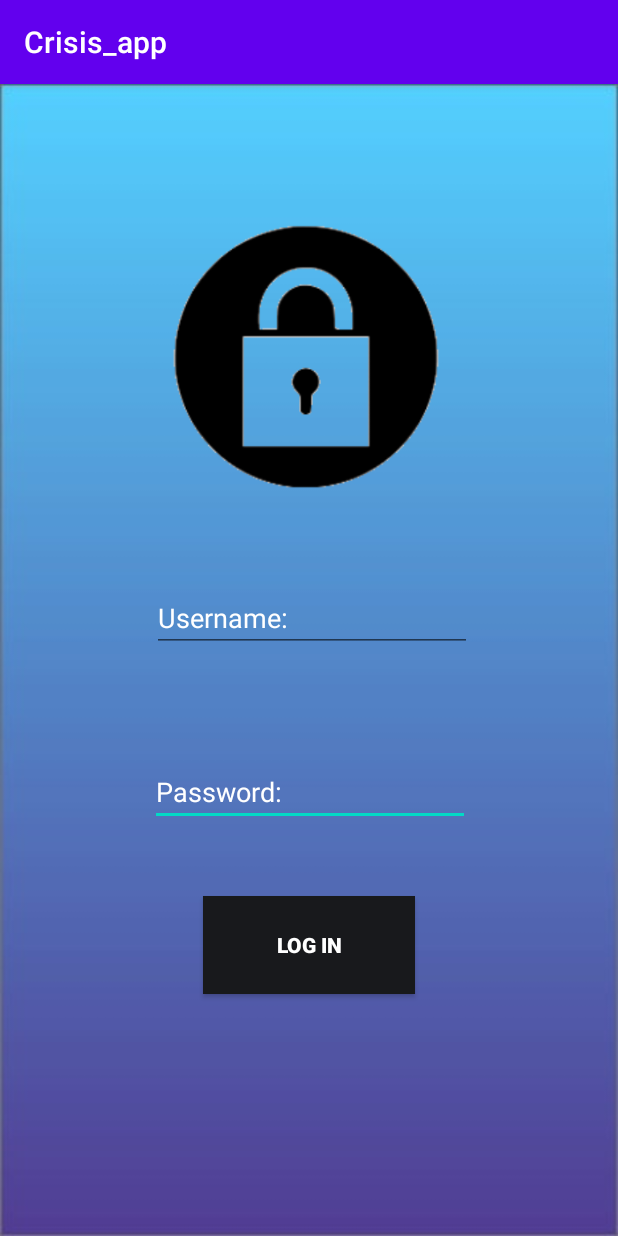
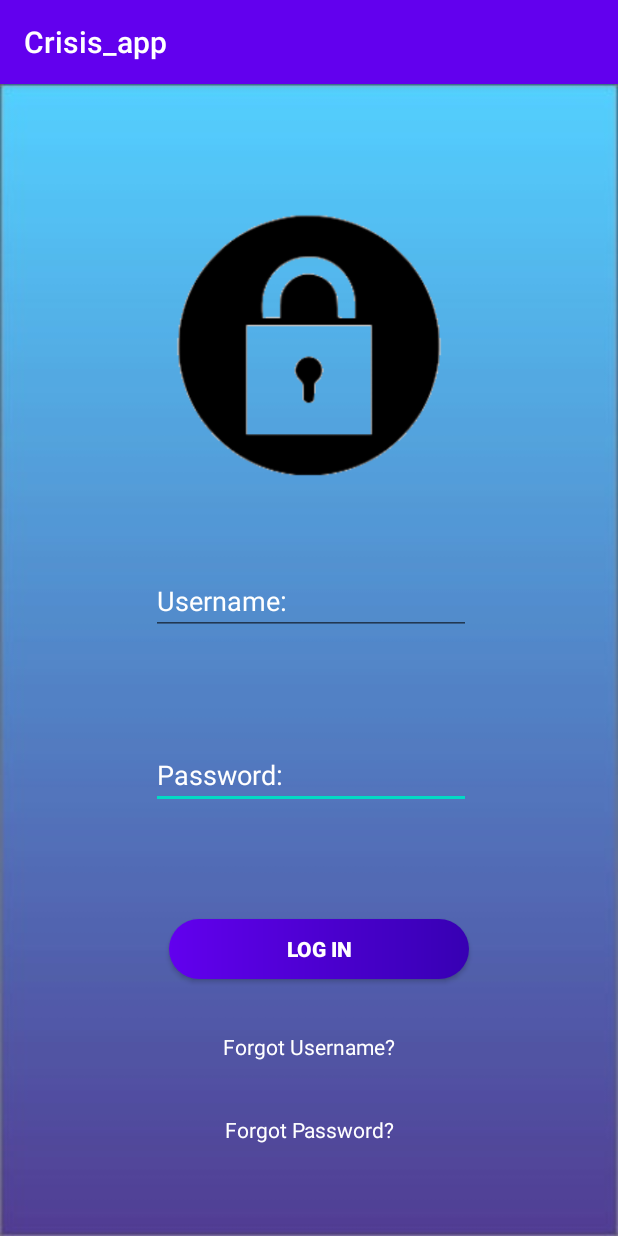
Before and after one commit to Spexon/Crisis_app, an Android app: the screen it shows after launch (MainActivity), on a phone screen of 412 x 824 dp. Run offline under Robolectric (Android 15) with nearby library versions, the phone set to English and light mode, and no system bars.

Commit message:
Test push

```diff
--- /dev/null
+++ b/app/src/main/res/drawable/btn_background.xml
@@ -0,0 +1,13 @@
+<?xml version="1.0" encoding="utf-8"?>
+<shape  xmlns:android="http://schemas.android.com/apk/res/android">
+    <gradient
+        android:startColor="@color/colorPrimary"
+        android:endColor="@color/colorPrimaryDark"
+        />
+    <corners
+        android:bottomLeftRadius="80dp"
+        android:topLeftRadius="80dp"
+        android:bottomRightRadius="80dp"
+        android:topRightRadius="80dp"
+        />
+</shape>
--- a/app/src/main/res/layout/login.xml
+++ b/app/src/main/res/layout/login.xml
@@ -5,6 +5,8 @@
     android:layout_width="match_parent"
     android:layout_height="match_parent"
     android:background="@drawable/rectangle">
+
+
 
     <EditText
         android:id="@+id/editTextTextPassword"
@@ -15,13 +17,14 @@
         android:layout_marginTop="39dp"
         android:layout_marginEnd="101dp"
         android:layout_marginRight="101dp"
-        android:layout_marginBottom="23dp"
+        android:layout_marginBottom="50dp"
         android:ems="10"
         android:hint="Password:"
+        android:inputType="textPassword"
         android:textColorHint="#FFFFFF"
-        android:inputType="textPassword"
         app:layout_constraintBottom_toTopOf="@+id/button3"
         app:layout_constraintEnd_toEndOf="parent"
+        app:layout_constraintHorizontal_bias="0.404"
         app:layout_constraintStart_toStartOf="parent"
         app:layout_constraintTop_toBottomOf="@+id/editTextTextEmailAddress" />
 
@@ -29,8 +32,8 @@
         android:id="@+id/editTextTextEmailAddress"
         android:layout_width="wrap_content"
         android:layout_height="wrap_content"
-        android:layout_marginStart="101dp"
-        android:layout_marginLeft="101dp"
+        android:layout_marginStart="102dp"
+        android:layout_marginLeft="102dp"
         android:layout_marginTop="343dp"
         android:layout_marginEnd="101dp"
         android:layout_marginRight="101dp"
@@ -41,33 +44,35 @@
         android:textColorHint="	#FFFFFF"
         app:layout_constraintBottom_toTopOf="@+id/editTextTextPassword"
         app:layout_constraintEnd_toEndOf="parent"
-        app:layout_constraintHorizontal_bias="0.0"
+        app:layout_constraintHorizontal_bias="0.404"
         app:layout_constraintStart_toStartOf="parent"
         app:layout_constraintTop_toTopOf="parent" />
 
     <Button
         android:id="@+id/button3"
-        android:layout_width="141dp"
-        android:layout_height="65dp"
+        android:layout_width="200dp"
+        android:layout_height="40dp"
         android:layout_marginStart="135dp"
         android:layout_marginLeft="135dp"
         android:layout_marginTop="23dp"
         android:layout_marginEnd="135dp"
         android:layout_marginRight="135dp"
         android:layout_marginBottom="171dp"
-        android:background="#18191C"
+        android:background="@drawable/btn_background"
         android:text="Log In"
         android:textColor="	#FFFFFF"
         android:textStyle="bold"
+
         app:layout_constraintBottom_toBottomOf="parent"
         app:layout_constraintEnd_toEndOf="parent"
+        app:layout_constraintHorizontal_bias="0.388"
         app:layout_constraintStart_toStartOf="parent"
         app:layout_constraintTop_toBottomOf="@+id/editTextTextPassword" />
 
     <ImageView
         android:id="@+id/imageView"
-        android:layout_width="205dp"
-        android:layout_height="209dp"
+        android:layout_width="200dp"
+        android:layout_height="219dp"
         android:layout_marginStart="92dp"
         android:layout_marginLeft="92dp"
         android:layout_marginTop="63dp"
@@ -76,9 +81,42 @@
         android:layout_marginBottom="29dp"
         app:layout_constraintBottom_toTopOf="@+id/editTextTextEmailAddress"
         app:layout_constraintEnd_toEndOf="parent"
-        app:layout_constraintHorizontal_bias="0.409"
         app:layout_constraintStart_toStartOf="parent"
         app:layout_constraintTop_toTopOf="parent"
-        app:layout_constraintVertical_bias="0.714"
+        app:layout_constraintVertical_bias="1.0"
         app:srcCompat="@drawable/logo" />
+
+    <TextView
+        android:id="@+id/textView"
+        android:layout_width="wrap_content"
+        android:layout_height="wrap_content"
+        android:layout_marginStart="195dp"
+        android:layout_marginLeft="195dp"
+        android:layout_marginTop="39dp"
+        android:layout_marginEnd="196dp"
+        android:layout_marginRight="196dp"
+        android:layout_marginBottom="18dp"
+        android:text="Forgot Username?"
+        android:textColor="#FFFF"
+        app:layout_constraintBottom_toTopOf="@+id/text2"
+        app:layout_constraintEnd_toEndOf="parent"
+        app:layout_constraintStart_toStartOf="parent"
+        app:layout_constraintTop_toBottomOf="@+id/button3" />
+
+    <TextView
+        android:id="@+id/text2"
+        android:layout_width="wrap_content"
+        android:layout_height="wrap_content"
+        android:layout_marginStart="197dp"
+        android:layout_marginLeft="197dp"
+        android:layout_marginTop="18dp"
+        android:layout_marginEnd="196dp"
+        android:layout_marginRight="196dp"
+        android:layout_marginBottom="66dp"
+        android:text="Forgot Password?"
+        android:textColor="#FFFF"
+        app:layout_constraintBottom_toBottomOf="parent"
+        app:layout_constraintEnd_toEndOf="parent"
+        app:layout_constraintStart_toStartOf="parent"
+        app:layout_constraintTop_toBottomOf="@+id/textView" />
 </androidx.constraintlayout.widget.ConstraintLayout>
```
